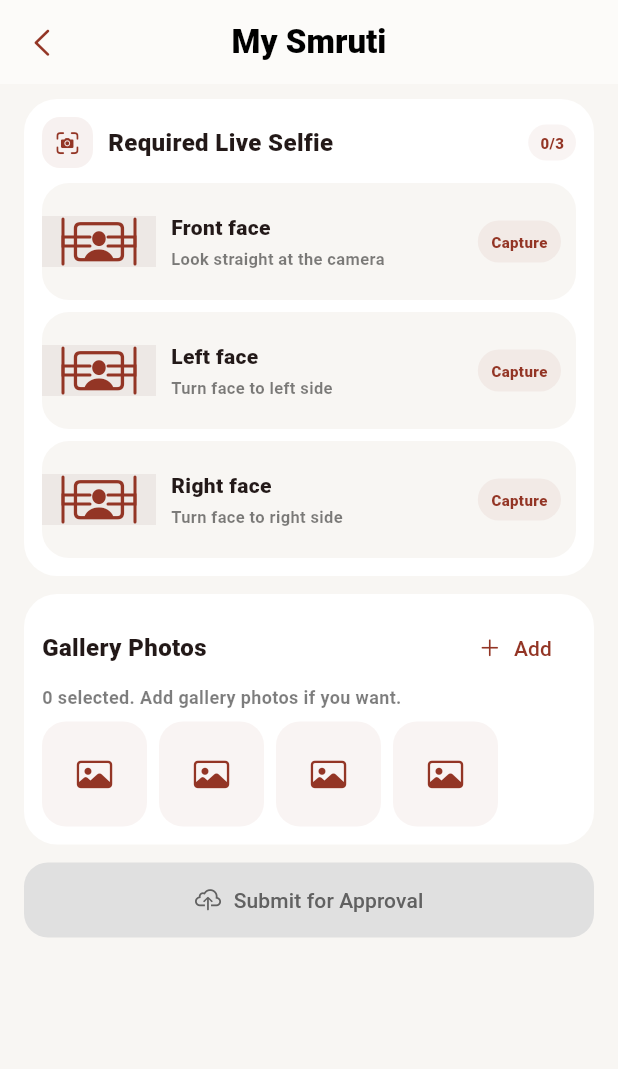
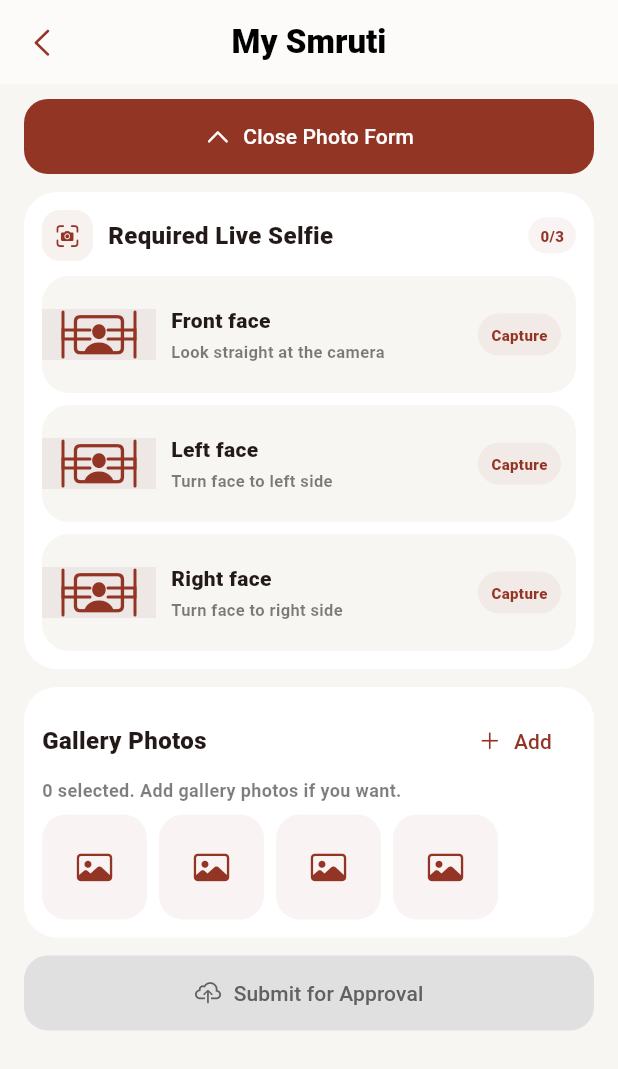
Before and after one commit to kp4karma/Harismruti_App, a Flutter app: the MyPhoneGuideScreen screen opened directly, on a phone screen of 412 x 824 dp. Shown: the top 1069 px of the screen. Run offline on Flutter 3.47's test engine with Material 3 defaults, Android fonts, the light colour scheme and no system bars; our stand-ins replace cached_network_image, camera, connectivity_plus, country_code_picker, dio, firebase_core and 14 more; missing offline and left inert: encrypt, flutter_pin_code_fields, flutter_tilt, google_mlkit_face_detection, tutorial_coach_mark; accounts and stored records are empty; network calls fail; Roboto replaces fonts that are missing (Poppins).

Commit message:
All Change Done 4.6

```diff
--- a/lib/ui/view/home/my_photos_smruti.dart
+++ b/lib/ui/view/home/my_photos_smruti.dart
@@ -116,10 +116,39 @@ class MyPhotosSmruti extends StatelessWidget {
   }
 }
 
-class MyPhoneGuideScreen extends StatelessWidget {
+class MyPhoneGuideScreen extends StatefulWidget {
   const MyPhoneGuideScreen({super.key});
 
+  @override
+  State<MyPhoneGuideScreen> createState() => _MyPhoneGuideScreenState();
+}
+
+class _MyPhoneGuideScreenState extends State<MyPhoneGuideScreen> {
   MyPhotosController get controller => Get.find<MyPhotosController>();
+
+  bool _showEditor = false;
+  Worker? _photosWorker;
+
+  @override
+  void initState() {
+    super.initState();
+    _showEditor =
+        controller.photos.isEmpty ||
+        controller.overallReviewStatus == MyPhotoReviewStatus.draft ||
+        controller.overallReviewStatus == MyPhotoReviewStatus.rejected;
+    _photosWorker = ever<List<MyPhotoItem>>(controller.photos, (_) {
+      if (!mounted || !_showEditor) return;
+      if (controller.isPendingReview || controller.isVerified) {
+        setState(() => _showEditor = false);
+      }
+    });
+  }
+
+  @override
+  void dispose() {
+    _photosWorker?.dispose();
+    super.dispose();
+  }
 
   @override
   Widget build(BuildContext context) {
@@ -155,15 +184,39 @@ class MyPhoneGuideScreen extends StatelessWidget {
                 child: Column(
                   crossAxisAlignment: CrossAxisAlignment.start,
                   children: [
-                    _RequiredCaptureGrid(controller: controller),
-                    const SizedBox(height: 12),
-                    _GalleryUploadCard(controller: controller),
+                    if (controller.photos.isNotEmpty) ...[
+                      _ReviewStatePanel(controller: controller),
+                      const SizedBox(height: 12),
+                      _UploadedPhotosCard(controller: controller),
+                      const SizedBox(height: 12),
+                    ],
+                    _EditorToggleButton(
+                      controller: controller,
+                      isOpen: _showEditor,
+                      onPressed: () {
+                        setState(() => _showEditor = !_showEditor);
+                      },
+                    ),
+                    if (_showEditor) ...[
+                      const SizedBox(height: 12),
+                      _RequiredCaptureGrid(controller: controller),
+                      const SizedBox(height: 12),
+                      _GalleryUploadCard(controller: controller),
+                    ],
                     if (controller.helperMessage.value.isNotEmpty) ...[
                       const SizedBox(height: 8),
                       _MessageBox(message: controller.helperMessage.value),
                     ],
-                    const SizedBox(height: 12),
-                    _SubmitCard(controller: controller),
+                    if (_showEditor) ...[
+                      const SizedBox(height: 12),
+                      _SubmitCard(
+                        controller: controller,
+                        onSubmitted: () {
+                          if (!mounted) return;
+                          setState(() => _showEditor = false);
+                        },
+                      ),
+                    ],
                     const SizedBox(height: 16),
                     _MatchedPhotosSection(controller: controller),
                   ],
@@ -173,6 +226,128 @@ class MyPhoneGuideScreen extends StatelessWidget {
           ],
         );
       }),
+    );
+  }
+}
+
+class _EditorToggleButton extends StatelessWidget {
+  final MyPhotosController controller;
+  final bool isOpen;
+  final VoidCallback onPressed;
+
+  const _EditorToggleButton({
+    required this.controller,
+    required this.isOpen,
+    required this.onPressed,
+  });
+
+  @override
+  Widget build(BuildContext context) {
+    final label = isOpen
+        ? 'Close Photo Form'
+        : switch (controller.overallReviewStatus) {
+            MyPhotoReviewStatus.rejected => 'Edit & Resubmit Photos',
+            MyPhotoReviewStatus.pending => 'View Submitted Photos',
+            MyPhotoReviewStatus.verified => 'View Submitted Photos',
+            MyPhotoReviewStatus.draft =>
+              controller.photos.isEmpty ? 'Add Photos' : 'Add / Edit Photos',
+          };
+
+    return SizedBox(
+      width: double.infinity,
+      child: ElevatedButton.icon(
+        onPressed: onPressed,
+        icon: Icon(
+          isOpen
+              ? CupertinoIcons.chevron_up
+              : CupertinoIcons.photo_on_rectangle,
+        ),
+        label: Text(label),
+        style: ElevatedButton.styleFrom(
+          backgroundColor: primaryColor,
+          foregroundColor: Colors.white,
+          elevation: 0,
+          padding: const EdgeInsets.symmetric(vertical: 15),
+          shape: RoundedRectangleBorder(
+            borderRadius: BorderRadius.circular(16),
+          ),
+        ),
+      ),
+    );
+  }
+}
+
+class _UploadedPhotosCard extends StatelessWidget {
+  final MyPhotosController controller;
+
+  const _UploadedPhotosCard({required this.controller});
+
+  @override
+  Widget build(BuildContext context) {
+    final photos = controller.photos;
+    return Container(
+      width: double.infinity,
+      padding: const EdgeInsets.all(12),
+      decoration: BoxDecoration(
+        color: Colors.white,
+        borderRadius: BorderRadius.circular(22),
+      ),
+      child: Column(
+        crossAxisAlignment: CrossAxisAlignment.start,
+        children: [
+          Row(
+            children: [
+              const Expanded(
+                child: Text(
+                  'Uploaded Photos',
+                  style: TextStyle(fontSize: 16, fontWeight: FontWeight.w900),
+                ),
+              ),
+              _StatusPill(
+                label: '${photos.length}',
+                color: controller.overallReviewStatus.color,
+                background: controller.overallReviewStatus.color.withAlpha(16),
+              ),
+            ],
+          ),
+          const SizedBox(height: 10),
+          GridView.builder(
+            shrinkWrap: true,
+            primary: false,
+            padding: EdgeInsets.zero,
+            itemCount: photos.length,
+            gridDelegate: const SliverGridDelegateWithFixedCrossAxisCount(
+              crossAxisCount: 4,
+              crossAxisSpacing: 8,
+              mainAxisSpacing: 8,
+              childAspectRatio: 0.82,
+            ),
+            itemBuilder: (context, index) {
+              final item = photos[index];
+              return Column(
+                children: [
+                  Expanded(
+                    child: ClipRRect(
+                      borderRadius: BorderRadius.circular(14),
+                      child: SizedBox.expand(child: _MyPhotoImage(item: item)),
+                    ),
+                  ),
+                  const SizedBox(height: 4),
+                  Text(
+                    item.pose.label,
+                    maxLines: 1,
+                    overflow: TextOverflow.ellipsis,
+                    style: const TextStyle(
+                      fontSize: 10,
+                      fontWeight: FontWeight.w800,
+                    ),
+                  ),
+                ],
+              );
+            },
+          ),
+        ],
+      ),
     );
   }
 }
@@ -790,8 +965,9 @@ class _EmptyGallerySlot extends StatelessWidget {
 
 class _SubmitCard extends StatelessWidget {
   final MyPhotosController controller;
-
-  const _SubmitCard({required this.controller});
+  final VoidCallback? onSubmitted;
+
+  const _SubmitCard({required this.controller, this.onSubmitted});
 
   @override
   Widget build(BuildContext context) {
@@ -807,7 +983,12 @@ class _SubmitCard extends StatelessWidget {
       width: double.infinity,
       child: ElevatedButton.icon(
         onPressed: canSubmit
-            ? controller.submitForReview
+            ? () async {
+                await controller.submitForReview();
+                if (controller.isPendingReview) {
+                  onSubmitted?.call();
+                }
+              }
             : controller.isVerified
             ? controller.fetchServerMatches
             : null,
@@ -879,14 +1060,14 @@ class _MatchedPhotosSection extends StatelessWidget {
       return const SizedBox.shrink();
     }
     if (!controller.isVerified) {
-      return _ReviewStatePanel(controller: controller);
+      return const SizedBox.shrink();
     }
     final photos = controller.matchedPhotos;
     if (controller.isFetchingMatches.value && photos.isEmpty) {
       return const _ServerFetchPanel();
     }
     if (photos.isEmpty) {
-      return _ReviewStatePanel(controller: controller);
+      return const SizedBox.shrink();
     }
     return Column(
       crossAxisAlignment: CrossAxisAlignment.start,
```
